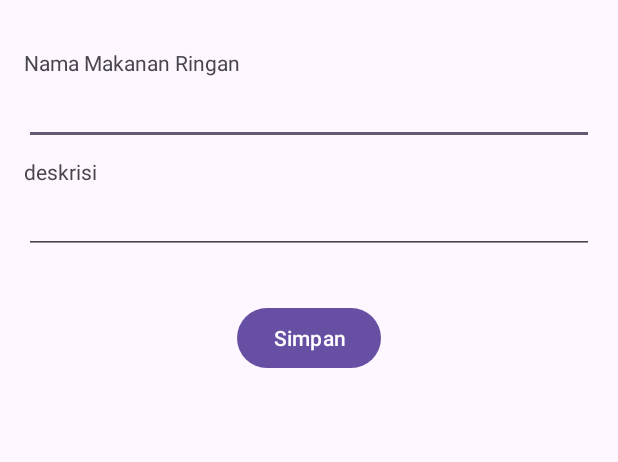
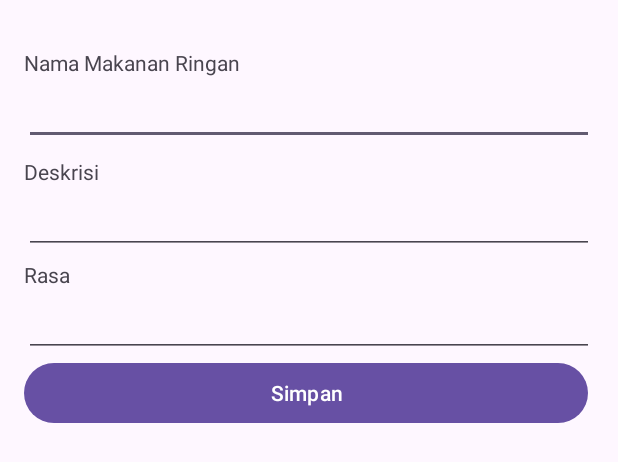
Before and after one commit to IbnuUmarrr/MakananRIngan_IbnuUmar, an Android app: the layout fragment_second.xml on its own in the app's theme, with its tools: preview values and no code run, on a phone screen of 412 x 824 dp. Shown: the top 462 px of the screen. Run offline under Robolectric (Android 15) with nearby library versions, the phone set to English and light mode, and no system bars.

Commit message:
Tambah Part 2 ke commit

```diff
--- a/app/src/main/AndroidManifest.xml
+++ b/app/src/main/AndroidManifest.xml
@@ -3,6 +3,7 @@
     xmlns:tools="http://schemas.android.com/tools">
 
     <application
+        android:name=".application.SnacksApp"
         android:allowBackup="true"
         android:dataExtractionRules="@xml/data_extraction_rules"
         android:fullBackupContent="@xml/backup_rules"
--- a/app/src/main/java/com/Ibnuumar/makananringan_ibnuumar/model/Snacks.kt
+++ b/app/src/main/java/com/Ibnuumar/makananringan_ibnuumar/model/Snacks.kt
@@ -11,5 +11,6 @@ data class Snacks (
     @PrimaryKey(autoGenerate = true)
     val id: Int=0,
     val name : String,
-    val address: String
+    val desc: String,
+    val flavor : String
     ) :Parcelable
--- a/app/src/main/res/layout/fragment_first.xml
+++ b/app/src/main/res/layout/fragment_first.xml
@@ -4,7 +4,7 @@
     xmlns:tools="http://schemas.android.com/tools"
     android:layout_width="match_parent"
     android:layout_height="match_parent"
-    tools:context=".FirstFragment">
+    tools:context=".ui.FirstFragment">
 
     <androidx.recyclerview.widget.RecyclerView
         android:id="@+id/dataRecyclerView"
--- a/app/src/main/res/layout/fragment_second.xml
+++ b/app/src/main/res/layout/fragment_second.xml
@@ -4,23 +4,14 @@
     xmlns:tools="http://schemas.android.com/tools"
     android:layout_width="match_parent"
     android:layout_height="match_parent"
-    tools:context=".SecondFragment">
+    tools:context=".ui.SecondFragment">
 
     <androidx.constraintlayout.widget.ConstraintLayout
         android:layout_width="match_parent"
         android:layout_height="match_parent"
         android:padding="16dp">
 
-        <Button
-            android:id="@+id/saveButton"
-            android:layout_width="wrap_content"
-            android:layout_height="wrap_content"
-            android:layout_marginTop="32dp"
-            android:text="@string/save"
-            app:layout_constraintBottom_toBottomOf="parent"
-            app:layout_constraintEnd_toEndOf="parent"
-            app:layout_constraintStart_toStartOf="@+id/descEditText"
-            app:layout_constraintTop_toBottomOf="@+id/descEditText" />
+
 
         <TextView
             android:id="@+id/textView"
@@ -47,7 +38,7 @@
             android:layout_width="0dp"
             android:layout_height="wrap_content"
             android:layout_marginTop="8dp"
-            android:text="deskrisi"
+            android:text="Deskrisi"
             app:layout_constraintEnd_toEndOf="@+id/nameEditText"
             app:layout_constraintStart_toStartOf="@+id/nameEditText"
             app:layout_constraintTop_toBottomOf="@+id/nameEditText" />
@@ -62,5 +53,52 @@
             app:layout_constraintStart_toStartOf="@+id/textView2"
             app:layout_constraintTop_toBottomOf="@+id/textView2" />
 
+        <TextView
+            android:id="@+id/textView3"
+            android:layout_width="0dp"
+            android:layout_height="wrap_content"
+            android:layout_marginTop="4dp"
+            android:text="Rasa"
+            app:layout_constraintEnd_toEndOf="@+id/descEditText"
+            app:layout_constraintHorizontal_bias="0.0"
+            app:layout_constraintStart_toStartOf="@+id/descEditText"
+            app:layout_constraintTop_toBottomOf="@+id/descEditText" />
+
+        <EditText
+            android:id="@+id/flavorEditText"
+            android:layout_width="0dp"
+            android:layout_height="wrap_content"
+            android:ems="10"
+            android:inputType="text"
+            app:layout_constraintEnd_toEndOf="@+id/descEditText"
+            app:layout_constraintStart_toStartOf="@+id/textView3"
+            app:layout_constraintTop_toBottomOf="@+id/textView3" />
+        <LinearLayout
+            android:layout_width="match_parent"
+            android:layout_height="wrap_content"
+            app:layout_constraintBottom_toBottomOf="parent"
+            app:layout_constraintEnd_toEndOf="@+id/flavorEditText"
+            app:layout_constraintHorizontal_bias="0.498"
+            app:layout_constraintStart_toStartOf="@+id/flavorEditText"
+            app:layout_constraintTop_toBottomOf="@+id/flavorEditText">
+
+        <Button
+            android:id="@+id/saveButton"
+            android:layout_width="wrap_content"
+            android:layout_height="wrap_content"
+            android:layout_weight="1"
+            android:layout_marginEnd="4dp"
+            android:text="@string/save" />
+
+        <Button
+            android:id="@+id/deleteButton"
+            android:layout_width="wrap_content"
+            android:layout_height="wrap_content"
+            android:layout_weight="1"
+            android:layout_marginEnd="4dp"
+            android:visibility="gone"
+            android:text="Hapus" />
+        </LinearLayout>
+
     </androidx.constraintlayout.widget.ConstraintLayout>
 </androidx.core.widget.NestedScrollView>
```
Also changed, not shown: app/src/main/java/com/Ibnuumar/makananringan_ibnuumar/FirstFragment.kt (deleted, +0 -44 lines), app/src/main/java/com/Ibnuumar/makananringan_ibnuumar/SecondFragment.kt (deleted, +0 -44 lines), app/src/main/java/com/Ibnuumar/makananringan_ibnuumar/application/SnacksApp.kt (added, +9 -0 lines), app/src/main/java/com/Ibnuumar/makananringan_ibnuumar/application/SnacksDatabase.kt (added, +31 -0 lines), app/src/main/java/com/Ibnuumar/makananringan_ibnuumar/ui/FirstFragment.kt (added, +75 -0 lines), app/src/main/java/com/Ibnuumar/makananringan_ibnuumar/ui/SecondFragment.kt (added, +89 -0 lines), app/src/main/java/com/Ibnuumar/makananringan_ibnuumar/ui/SnacksListAdapter.kt (added, +61 -0 lines), app/src/main/java/com/Ibnuumar/makananringan_ibnuumar/ui/SnacksViewModel.kt (added, +33 -0 lines), app/src/main/res/layout/item_snacks.xml (added, +50 -0 lines), app/src/main/res/navigation/nav_graph.xml (+6 -2 lines).
